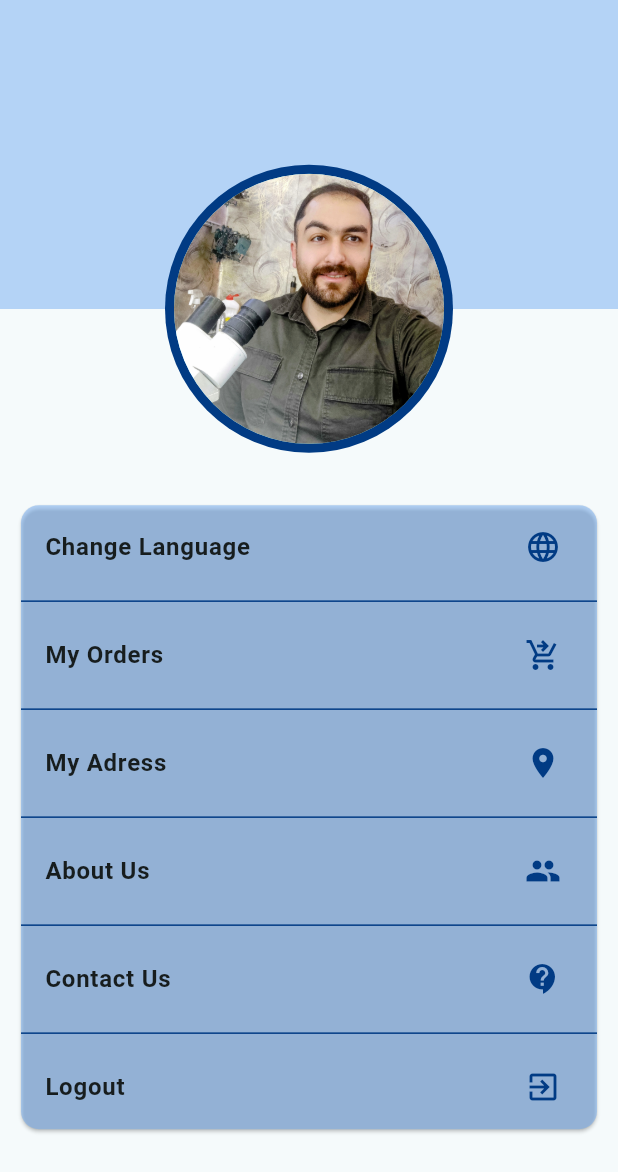
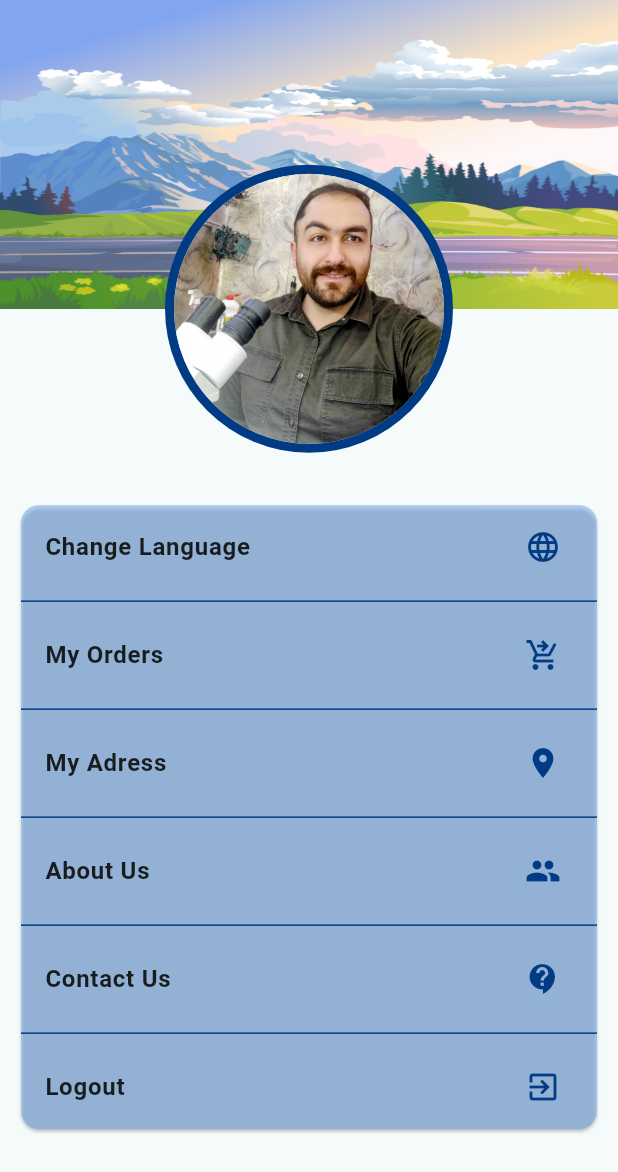
Before and after one commit to hatemkobicy/e_commerce, a Flutter app: the SettingScreen widget shown alone on an empty page, opened directly, on a phone screen of 412 x 824 dp. Shown: the top 1172 px of the screen. Run offline on Flutter 3.47's test engine with Material 3 defaults, Android fonts, the phone set to English and light mode, and no system bars; our stand-ins replace cached_network_image, dartz, double_back_to_close_app, easy_splash_screen, fan_carousel_image_slider, flutter_otp_text_field and 7 more; missing offline and left inert: image_card, otp_timer_button; accounts and stored records are empty.

Commit message:
new file:   assets/images/view.jpg 	modified:   lib/core/constants/imageassets.dart 	modified:   lib/view/screens/settings_screen.dart

```diff
--- a/lib/core/constants/imageassets.dart
+++ b/lib/core/constants/imageassets.dart
@@ -19,4 +19,5 @@ class AppImageAsset {
   static const String slider2 = "assets/images/slider (2).jpg";
   static const String slider3 = "assets/images/slider (3).jpg";
   static const String slider4 = "assets/images/slider (4).jpg";
+  static const String view = "assets/images/view.jpg";
 }
--- a/lib/view/screens/settings_screen.dart
+++ b/lib/view/screens/settings_screen.dart
@@ -19,8 +19,13 @@ class SettingScreen extends StatelessWidget {
           alignment: Alignment.center,
           children: [
             Container(
+              width: double.infinity,
               height: Get.height / 4,
               color: AppColor.backgroundcolor1,
+              child: Image.asset(
+                AppImageAsset.view,
+                fit: BoxFit.fill,
+              ),
             ),
             Positioned(
               top: Get.height / 7.5,
```
Also changed, not shown: assets/images/view.jpg (added).
